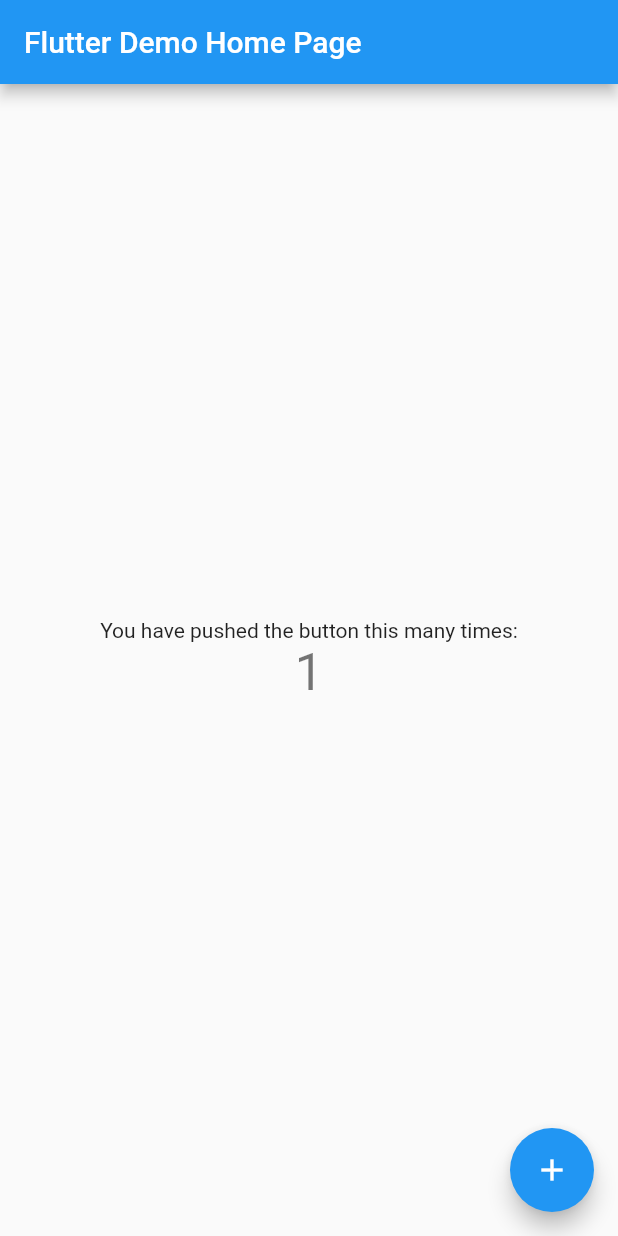
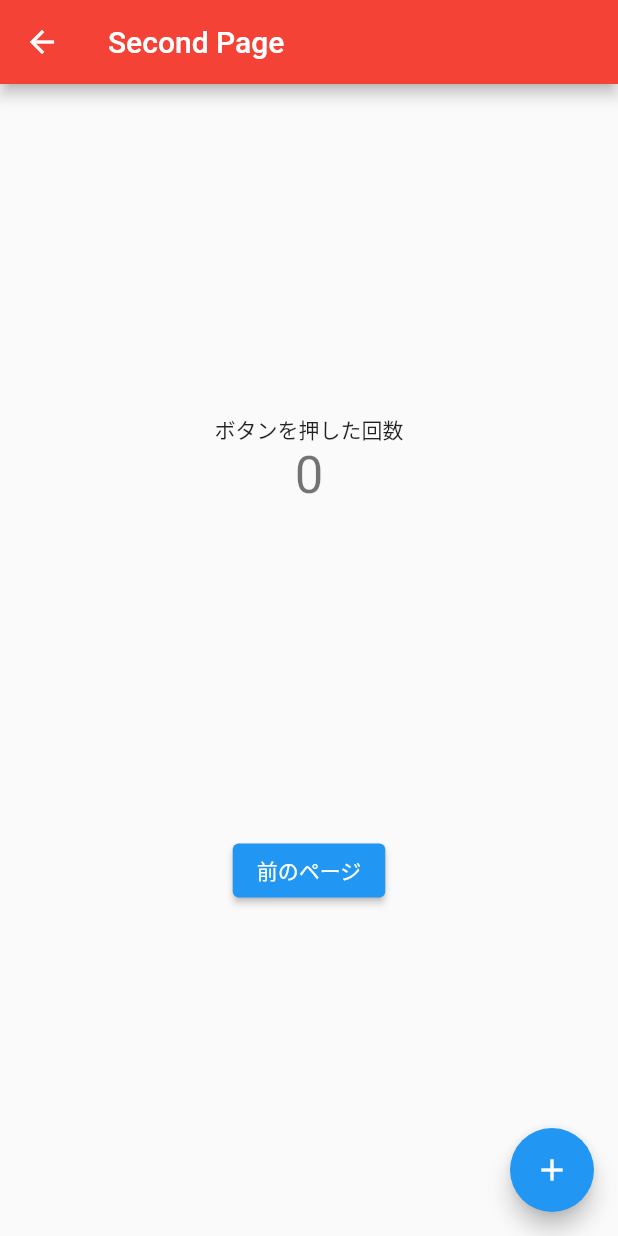
Before and after one commit to Yoshikawa-0918/flutter_riverpod_sample, a Flutter app: the screen it shows after launch, after a tap on the "add" icon, on a phone screen of 412 x 824 dp. Run offline on Flutter 3.47's test engine with Material 2 defaults, Android fonts, the phone set to English and light mode, and no system bars; our stand-ins replace flutter_riverpod.

Commit message:
以下を追加
・ProviderScopeの設定
・プロバイダの定義
・プロバイダの値の参照
・プロバイダの値の更新

```diff
--- a/lib/main.dart
+++ b/lib/main.dart
@@ -1,8 +1,12 @@
 import 'package:flutter/material.dart';
 import 'package:flutter_riverpod/flutter_riverpod.dart';
 
+//プロバイダを定義
+final countProvider = StateProvider(((ref) => 0));
+
+//Riverpodで状態管理するWidgetはProviderScopeで囲う
 void main() {
-  runApp(const MyApp());
+  runApp(const ProviderScope(child: MyApp()));
 }
 
 class MyApp extends StatelessWidget {
@@ -11,57 +15,105 @@ class MyApp extends StatelessWidget {
   @override
   Widget build(BuildContext context) {
     return MaterialApp(
-      title: 'Flutter Demo',
-      theme: ThemeData(
-        primarySwatch: Colors.blue,
-      ),
-      home: const MyHomePage(title: 'Flutter Demo Home Page'),
+      home: const MyHomePage(),
     );
   }
 }
 
-class MyHomePage extends StatefulWidget {
-  const MyHomePage({super.key, required this.title});
-  final String title;
+class MyHomePage extends ConsumerWidget {
+  const MyHomePage({super.key});
 
   @override
-  State<MyHomePage> createState() => _MyHomePageState();
-}
-
-class _MyHomePageState extends State<MyHomePage> {
-  int _counter = 0;
-
-  void _incrementCounter() {
-    setState(() {
-      _counter++;
-    });
-  }
-
-  @override
-  Widget build(BuildContext context) {
+  Widget build(BuildContext context, WidgetRef ref) {
     return Scaffold(
       appBar: AppBar(
-        title: Text(widget.title),
+        backgroundColor: Colors.blue,
+        title: Text('First Page'),
       ),
       body: Center(
         child: Column(
-          mainAxisAlignment: MainAxisAlignment.center,
-          children: <Widget>[
-            const Text(
-              'You have pushed the button this many times:',
+          mainAxisAlignment: MainAxisAlignment.spaceEvenly,
+          children: [
+            Column(
+              mainAxisAlignment: MainAxisAlignment.center,
+              children: <Widget>[
+                const Text(
+                  'ボタンを押した回数',
+                ),
+                Text(
+                  //プロバイダの値を参照
+                  '${ref.watch(countProvider)}',
+                  style: Theme.of(context).textTheme.headline4,
+                ),
+              ],
             ),
-            Text(
-              '$_counter',
-              style: Theme.of(context).textTheme.headline4,
+            ElevatedButton(
+              onPressed: () {
+                Navigator.of(context).push<void>(
+                  MaterialPageRoute(
+                    builder: (context) => const MySecondPage(),
+                  ),
+                );
+              },
+              child: const Icon(Icons.add),
             ),
           ],
         ),
       ),
       floatingActionButton: FloatingActionButton(
-        onPressed: _incrementCounter,
-        tooltip: 'Increment',
+        onPressed: () {
+          //値の更新
+          ref.read(countProvider.notifier).state++;
+        },
         child: const Icon(Icons.add),
       ),
     );
   }
 }
+
+class MySecondPage extends ConsumerWidget {
+  const MySecondPage({super.key});
+
+  @override
+  Widget build(BuildContext context, WidgetRef ref) {
+    return Scaffold(
+      appBar: AppBar(
+        backgroundColor: Colors.red,
+        title: const Text('Second Page'),
+      ),
+      body: Center(
+        child: Column(
+          mainAxisAlignment: MainAxisAlignment.spaceEvenly,
+          children: [
+            Column(
+              mainAxisAlignment: MainAxisAlignment.center,
+              children: <Widget>[
+                const Text(
+                  'ボタンを押した回数',
+                ),
+                Text(
+                  //プロバイダの値を参照
+                  '${ref.watch(countProvider)}',
+                  style: Theme.of(context).textTheme.headline4,
+                ),
+              ],
+            ),
+            ElevatedButton(
+              onPressed: () {
+                Navigator.of(context).pop();
+              },
+              child: const Text('前のページ'),
+            )
+          ],
+        ),
+      ),
+      floatingActionButton: FloatingActionButton(
+        onPressed: () {
+          //値の更新
+          ref.read(countProvider.notifier).state++;
+        },
+        child: const Icon(Icons.add),
+      ),
+    );
+  }
+}
```
